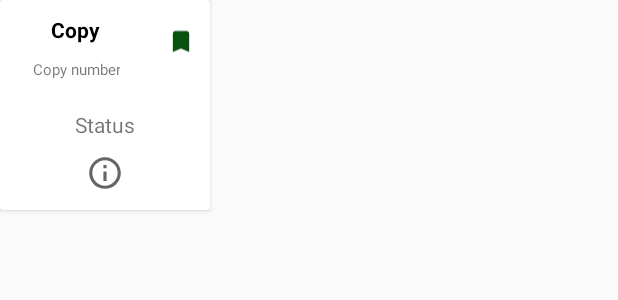
After one commit to PUZKul/biblioteka_android, an Android app: the layout dialog_copies_of_books_element.xml on its own in the app's theme, with its tools: preview values and no code run, on a phone screen of 412 x 824 dp. The commit adds this screen. Shown: the top 300 px of the screen. Run offline under Robolectric (Android 15) with nearby library versions, the phone set to English and light mode, and no system bars.

Commit message:
one element from list (from dialog_copies_of_books.xml) 2 new vectors: bookmarks green and yellow

```diff
--- /dev/null
+++ b/app/src/main/res/drawable/bookmark_green.xml
@@ -0,0 +1,5 @@
+<vector android:height="24dp" android:tint="#09510F"
+    android:viewportHeight="24" android:viewportWidth="24"
+    android:width="24dp" xmlns:android="http://schemas.android.com/apk/res/android">
+    <path android:fillColor="@android:color/white" android:pathData="M17,3H7c-1.1,0 -1.99,0.9 -1.99,2L5,21l7,-3 7,3V5c0,-1.1 -0.9,-2 -2,-2z"/>
+</vector>
--- /dev/null
+++ b/app/src/main/res/drawable/bookmark_yellow.xml
@@ -0,0 +1,5 @@
+<vector android:height="24dp" android:tint="#FFF909"
+    android:viewportHeight="24" android:viewportWidth="24"
+    android:width="24dp" xmlns:android="http://schemas.android.com/apk/res/android">
+    <path android:fillColor="@android:color/white" android:pathData="M17,3H7c-1.1,0 -1.99,0.9 -1.99,2L5,21l7,-3 7,3V5c0,-1.1 -0.9,-2 -2,-2z"/>
+</vector>
--- a/app/src/main/res/layout/dialog_copies_of_books.xml
+++ b/app/src/main/res/layout/dialog_copies_of_books.xml
@@ -34,12 +34,13 @@
         </LinearLayout>
 
 
-            <androidx.recyclerview.widget.RecyclerView
-                android:id="@+id/chose_book_option_btn_recycle_view"
-                android:layout_width="match_parent"
-                android:layout_height="200sp"
-                android:layout_marginStart="0dp"
-                android:layout_marginTop="14dp" />
+        <androidx.recyclerview.widget.RecyclerView
+            android:id="@+id/chose_book_option_btn_recycle_view"
+            android:layout_width="match_parent"
+            android:layout_height="200sp"
+            android:layout_marginStart="0dp"
+            android:layout_marginTop="14dp"
+            android:orientation="horizontal" />
 
 
         <LinearLayout
--- /dev/null
+++ b/app/src/main/res/layout/dialog_copies_of_books_element.xml
@@ -0,0 +1,87 @@
+<?xml version="1.0" encoding="utf-8"?>
+<androidx.cardview.widget.CardView xmlns:android="http://schemas.android.com/apk/res/android"
+    xmlns:tools="http://schemas.android.com/tools"
+    android:layout_width="140dp"
+    android:layout_height="140dp">
+
+    <LinearLayout
+        android:layout_width="match_parent"
+        android:layout_height="match_parent"
+        android:orientation="vertical">
+
+        <LinearLayout
+            android:layout_width="match_parent"
+            android:layout_height="68dp"
+            android:orientation="horizontal">
+
+            <LinearLayout
+                android:layout_width="101dp"
+                android:layout_height="match_parent"
+                android:orientation="vertical">
+
+                <TextView
+                    android:id="@+id/CopiesOfBook_text_textCopy"
+                    android:layout_width="wrap_content"
+                    android:layout_height="wrap_content"
+                    android:layout_gravity="center_horizontal"
+                    android:layout_marginLeft="10dp"
+                    android:layout_marginTop="10dp"
+                    android:layout_marginRight="10dp"
+                    android:text="@string/copy"
+                    android:textColor="@color/colorPrimaryDark"
+                    android:textStyle="bold" />
+
+                <TextView
+                    android:id="@+id/CopiesOfBook_text_copyNumber"
+                    android:layout_width="wrap_content"
+                    android:layout_height="wrap_content"
+                    android:layout_gravity="center_horizontal"
+                    android:layout_marginLeft="10dp"
+                    android:layout_marginTop="10dp"
+                    android:layout_marginRight="10dp"
+                    android:text="@string/copy_number"
+                    android:textAlignment="center"
+                    android:textSize="10sp"
+                    tools:ignore="SmallSp" />
+            </LinearLayout>
+
+            <ImageView
+                android:id="@+id/CopiesOfBook_image_bookmark"
+                android:layout_width="wrap_content"
+                android:layout_height="55dp"
+                android:layout_gravity="center_horizontal"
+                android:layout_marginLeft="10dp"
+                android:layout_marginTop="10dp"
+                android:layout_marginRight="10dp"
+                android:src="@drawable/bookmark_green"
+                android:contentDescription="TODO" />
+
+        </LinearLayout>
+
+        <TextView
+            android:id="@+id/CopiesOfBook_text_status"
+            android:layout_width="wrap_content"
+            android:layout_height="wrap_content"
+            android:layout_gravity="center_horizontal"
+            android:layout_marginLeft="15dp"
+            android:layout_marginTop="5dp"
+            android:layout_marginRight="15dp"
+            android:text="@string/status"
+            android:textAlignment="center" />
+
+        <ImageView
+            android:id="@+id/CopiesOfBook_image_info"
+            android:layout_width="25dp"
+            android:layout_height="25dp"
+            android:layout_gravity="center_horizontal"
+            android:layout_marginLeft="5dp"
+            android:layout_marginTop="10dp"
+            android:layout_marginRight="5dp"
+            android:clickable="true"
+            android:focusable="true"
+            android:src="@drawable/info_icon" />
+
+
+    </LinearLayout>
+
+</androidx.cardview.widget.CardView>
--- a/app/src/main/res/values/strings.xml
+++ b/app/src/main/res/values/strings.xml
@@ -55,7 +55,7 @@
     <string name="go_to_the_library">Go to the Library</string>
     <string name="welcome_in_library">Welcome in Library</string>
     <string name="idBook">idBook</string>
-    <string name="status">status</string>
+    <string name="status">Status</string>
     <string name="title_of_the_book">Title of the book</string>
     <string name="only_logged_in_users_can_borrow_the_book" />
     <string name="hello_blank_fragment">Hello blank fragment</string>
@@ -67,5 +67,7 @@
     <string name="add_new_book_now">Add new book now!</string>
     <string name="your_history_is_empty">Your history is empty</string>
     <string name="change_it">Change it!</string>
+    <string name="copy">Copy</string>
+    <string name="copy_number">Copy number</string>
 
 </resources>
```
